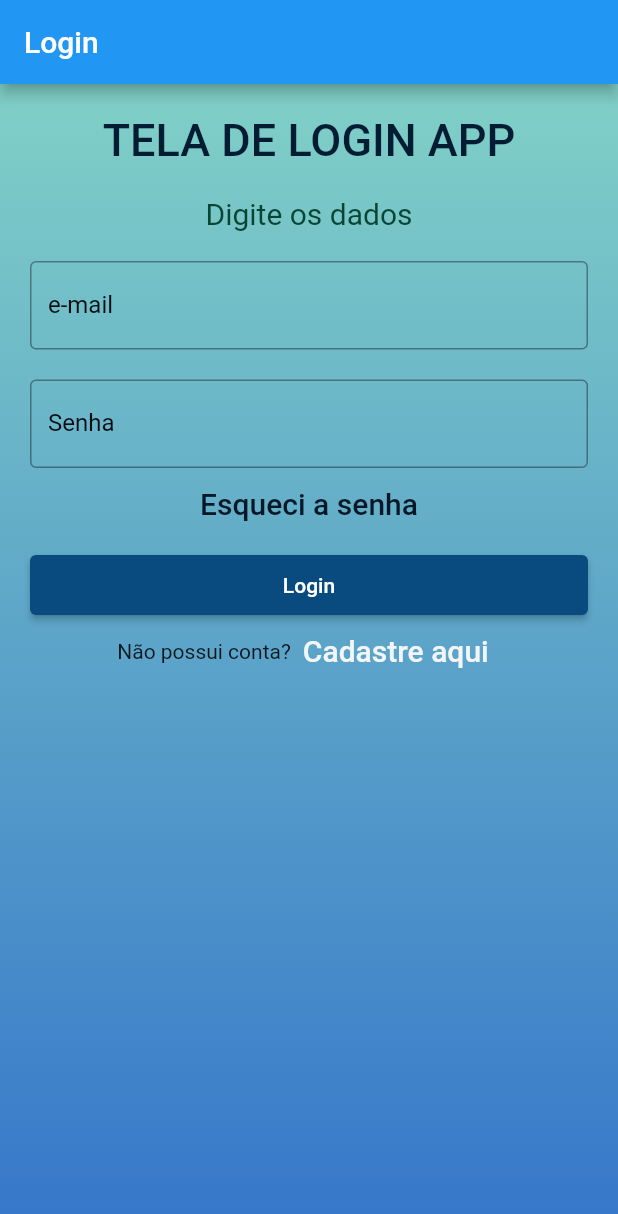
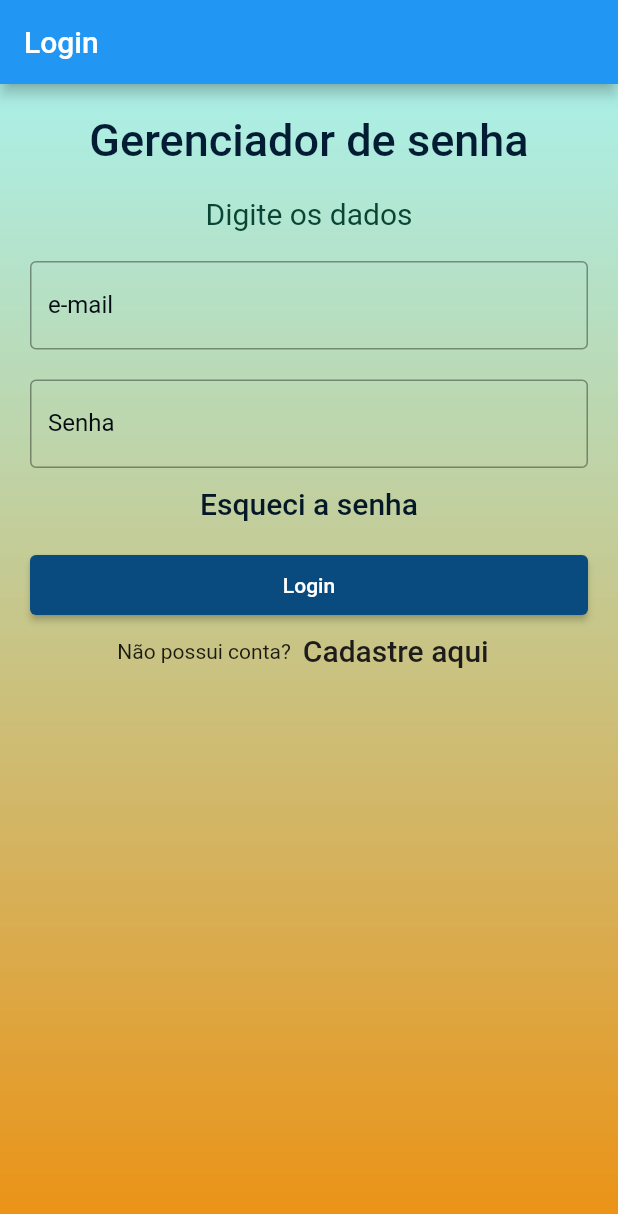
Before and after one commit to neves1697/GeradorSenha, a Flutter app: the screen it shows after launch, on a phone screen of 412 x 824 dp. Shown: the top 1214 px of the screen. Run offline on Flutter 3.47's test engine with Material 2 defaults, Android fonts, the phone set to English and light mode, and no system bars; our stand-ins replace image_picker, sqflite; missing offline and left inert: dart:html; accounts and stored records are empty.

Commit message:
Realizado alguns ajustes nas classes de cadastros de senhas

```diff
--- a/lib/cadsenhas.dart
+++ b/lib/cadsenhas.dart
@@ -1,7 +1,7 @@
 // ignore_for_file: prefer_const_constructors
 
 import 'package:flutter/material.dart';
-import 'Data/senha_entity.dart';
+import 'Data/senha_Entity.dart';
 import 'Data/senha_sqlite_datasource.dart';
 
 class cadsenhas extends StatefulWidget {
--- a/lib/main.dart
+++ b/lib/main.dart
@@ -19,8 +19,8 @@ class MyApp extends StatelessWidget {
           decoration: BoxDecoration(
             gradient: LinearGradient(
               colors: [
-                Color.fromARGB(255, 128, 208, 199),
-                Color.fromARGB(255, 54, 118, 202),
+                Color.fromARGB(227, 161, 238, 229),
+                Color.fromARGB(255, 236, 145, 18),
               ],
               begin: Alignment.topCenter,
               end: Alignment.bottomCenter,
@@ -48,7 +48,7 @@ class _Login extends StatelessWidget {
             alignment: Alignment.center,
             padding: const EdgeInsets.all(10),
             child: const Text(
-              'TELA DE LOGIN APP',
+              'Gerenciador de senha',
               style: TextStyle(
                   color: Color.fromARGB(255, 2, 29, 51),
                   fontWeight: FontWeight.w500,
@@ -121,7 +121,7 @@ class _Login extends StatelessWidget {
                   'Cadastre aqui',
                   style: TextStyle(
                     fontSize: 20,
-                    color: Color.fromARGB(255, 243, 246, 249),
+                    color: Color.fromARGB(255, 29, 28, 27),
                   ),
                 ),
                 onPressed: () {
```
Also changed, not shown: lib/listasenhas.dart (+12 -12 lines), lib/menuprincipal.dart (+14 -2 lines).
